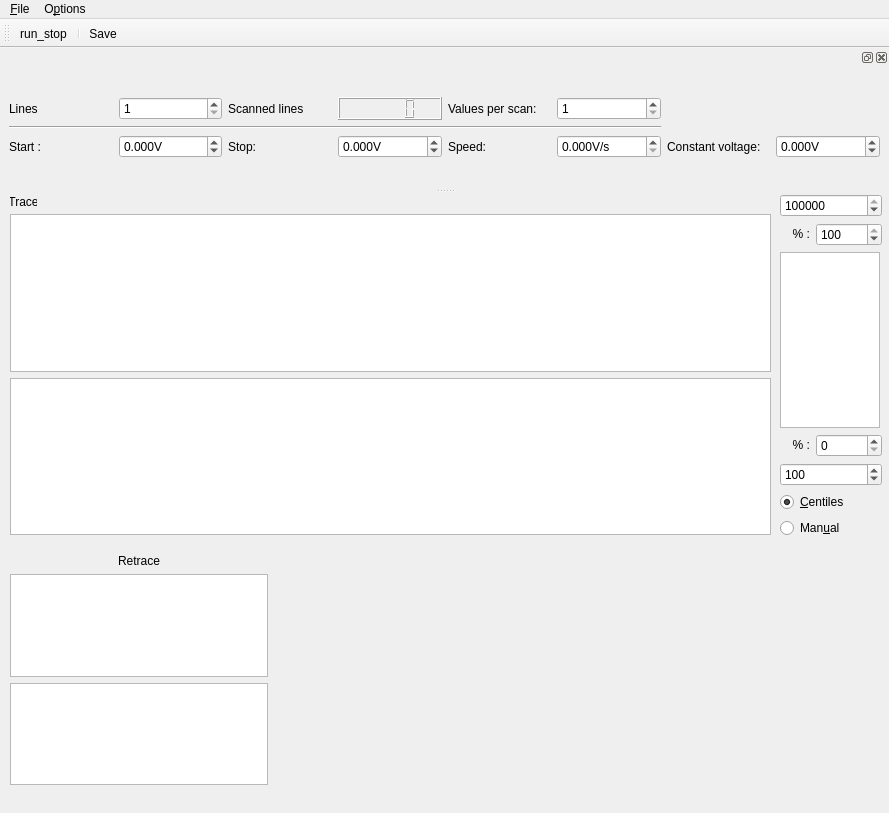
This is gui/laserscanner/ui_laserscannergui.ui in pi3Stuttgart/qudi as Qt 5 draws it before an edit. The edited form follows.
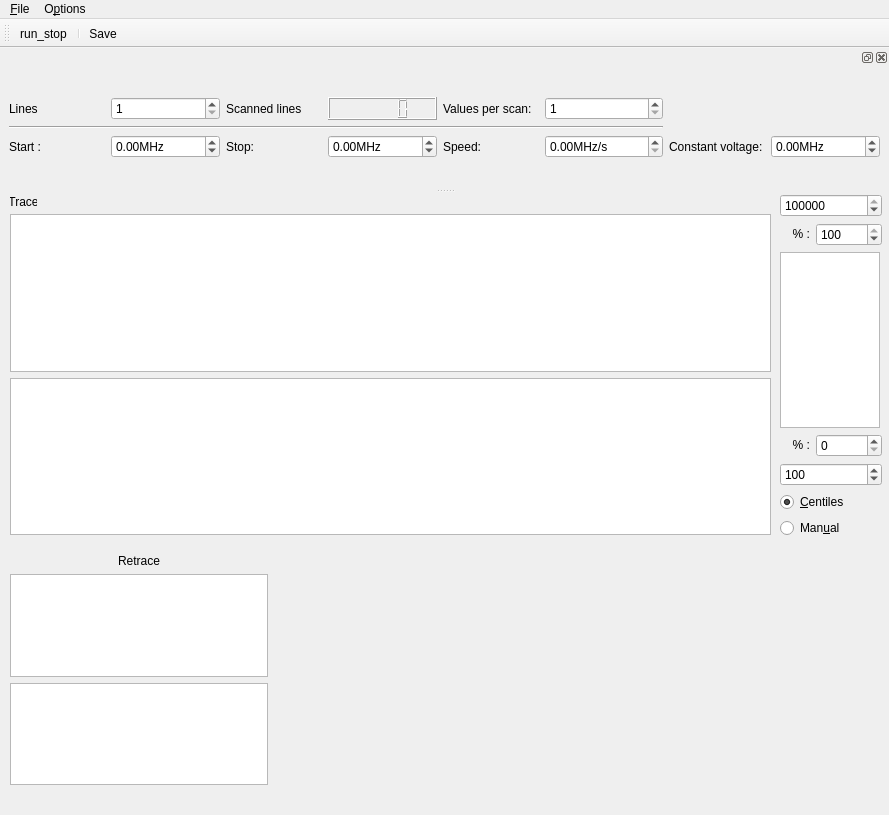
This is the edited form. Icons and pictures are not drawn. Custom widgets are drawn as their Qt base class.

```diff
--- a/gui/laserscanner/ui_laserscannergui.ui
+++ b/gui/laserscanner/ui_laserscannergui.ui
@@ -7,7 +7,7 @@
     <x>0</x>
     <y>0</y>
     <width>889</width>
-    <height>813</height>
+    <height>815</height>
    </rect>
   </property>
   <property name="minimumSize">
@@ -279,7 +279,7 @@
    </property>
    <property name="minimumSize">
     <size>
-     <width>701</width>
+     <width>799</width>
      <height>140</height>
     </size>
    </property>
@@ -352,27 +352,33 @@
        <item row="2" column="1">
         <widget class="ScienDSpinBox" name="startDoubleSpinBox">
          <property name="suffix">
-          <string>V</string>
+          <string>MHz</string>
          </property>
          <property name="decimals">
-          <number>3</number>
+          <number>2</number>
          </property>
          <property name="minimum">
           <double>-99.000000000000000</double>
          </property>
+         <property name="maximum">
+          <double>100000000.000000000000000</double>
+         </property>
         </widget>
        </item>
        <item row="2" column="3">
         <widget class="ScienDSpinBox" name="stopDoubleSpinBox">
          <property name="suffix">
-          <string>V</string>
+          <string>MHz</string>
          </property>
          <property name="decimals">
-          <number>3</number>
+          <number>2</number>
          </property>
          <property name="minimum">
           <double>-99.000000000000000</double>
          </property>
+         <property name="maximum">
+          <double>100000000.000000000000000</double>
+         </property>
         </widget>
        </item>
        <item row="0" column="1">
@@ -388,27 +394,30 @@
        <item row="2" column="5">
         <widget class="ScienDSpinBox" name="speedDoubleSpinBox">
          <property name="suffix">
-          <string>V/s</string>
+          <string>MHz/s</string>
          </property>
          <property name="decimals">
-          <number>3</number>
+          <number>2</number>
          </property>
          <property name="maximum">
-          <double>9999.989999999999782</double>
+          <double>100000000.000000000000000</double>
          </property>
         </widget>
        </item>
        <item row="2" column="7">
         <widget class="ScienDSpinBox" name="constDoubleSpinBox">
          <property name="suffix">
-          <string>V</string>
+          <string>MHz</string>
          </property>
          <property name="decimals">
-          <number>3</number>
+          <number>2</number>
          </property>
          <property name="minimum">
           <double>-99.000000000000000</double>
          </property>
+         <property name="maximum">
+          <double>100000000.000000000000000</double>
+         </property>
         </widget>
        </item>
        <item row="0" column="5">
```
